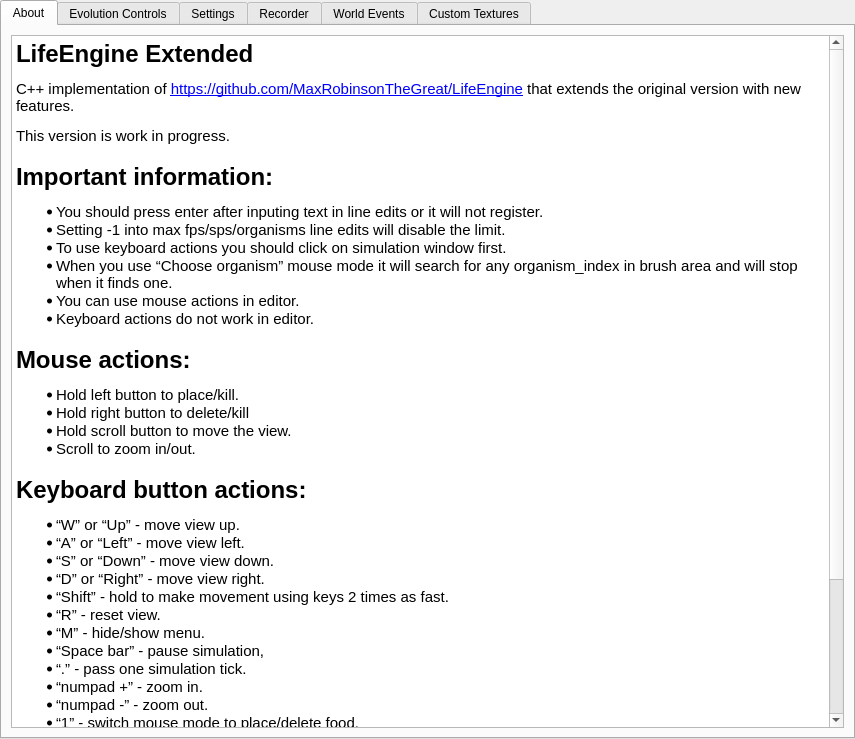
This is Source/UiFiles/info.ui in SuperSpaceEye/LifeEngineExtended as Qt 5 draws it before an edit. The edited form follows.
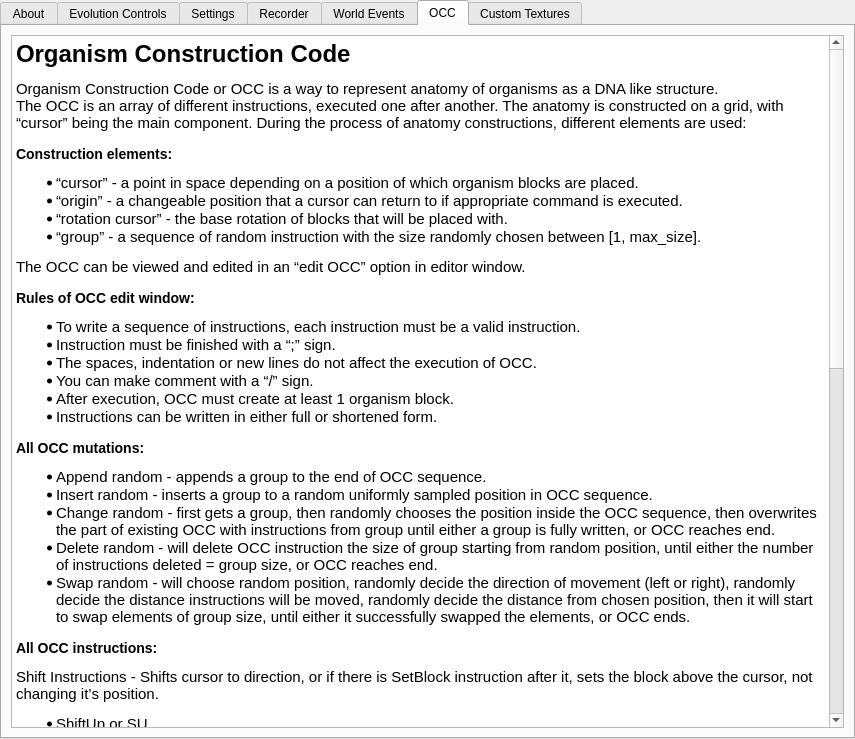
This is the edited form. The open tabs and pages were chosen to show the change.

```diff
--- a/Source/UiFiles/info.ui
+++ b/Source/UiFiles/info.ui
@@ -76,14 +76,18 @@
 &lt;li style=&quot; margin-top:0px; margin-bottom:0px; margin-left:0px; margin-right:0px; -qt-block-indent:0; text-indent:0px;&quot;&gt;“.” - pass one simulation tick.&lt;/li&gt;
 &lt;li style=&quot; margin-top:0px; margin-bottom:0px; margin-left:0px; margin-right:0px; -qt-block-indent:0; text-indent:0px;&quot;&gt;“numpad +” - zoom in.&lt;/li&gt;
 &lt;li style=&quot; margin-top:0px; margin-bottom:0px; margin-left:0px; margin-right:0px; -qt-block-indent:0; text-indent:0px;&quot;&gt;“numpad -” - zoom out.&lt;/li&gt;
+&lt;li style=&quot; margin-top:0px; margin-bottom:0px; margin-left:0px; margin-right:0px; -qt-block-indent:0; text-indent:0px;&quot;&gt;“0” - switch mouse mode to no action.&lt;/li&gt;
 &lt;li style=&quot; margin-top:0px; margin-bottom:0px; margin-left:0px; margin-right:0px; -qt-block-indent:0; text-indent:0px;&quot;&gt;“1” - switch mouse mode to place/delete food.&lt;/li&gt;
 &lt;li style=&quot; margin-top:0px; margin-bottom:0px; margin-left:0px; margin-right:0px; -qt-block-indent:0; text-indent:0px;&quot;&gt;“2” - switch mouse mode to kill organisms.&lt;/li&gt;
 &lt;li style=&quot; margin-top:0px; margin-bottom:0px; margin-left:0px; margin-right:0px; -qt-block-indent:0; text-indent:0px;&quot;&gt;“3” - switch mouse mode to place/delete walls.&lt;/li&gt;
 &lt;li style=&quot; margin-top:0px; margin-bottom:0px; margin-left:0px; margin-right:0px; -qt-block-indent:0; text-indent:0px;&quot;&gt;“4” - switch mouse mode to place editor organisms.&lt;/li&gt;
-&lt;li style=&quot; margin-top:0px; margin-bottom:12px; margin-left:0px; margin-right:0px; -qt-block-indent:0; text-indent:0px;&quot;&gt;“5” - switch mouse mode to choose organisms from simulation.&lt;/li&gt;&lt;/ul&gt;
+&lt;li style=&quot; margin-top:0px; margin-bottom:12px; margin-left:0px; margin-right:0px; -qt-block-indent:0; text-indent:0px;&quot;&gt;“5” - switch mouse mode to choose organisms from simulation.&lt;/li&gt;
+&lt;li style=&quot; margin-top:0px; margin-bottom:12px; margin-left:0px; margin-right:0px; -qt-block-indent:0; text-indent:0px;&quot;&gt;“f11” - enable/disable fullscreen.&lt;/li&gt;&lt;/ul&gt;
 &lt;h1 style=&quot; margin-top:18px; margin-bottom:12px; margin-left:0px; margin-right:0px; -qt-block-indent:0; text-indent:0px;&quot;&gt;&lt;a name=&quot;Known_bugs_37&quot;&gt;&lt;/a&gt;&lt;span style=&quot; font-size:xx-large; font-weight:600;&quot;&gt;K&lt;/span&gt;&lt;span style=&quot; font-size:xx-large; font-weight:600;&quot;&gt;nown bugs:&lt;/span&gt;&lt;/h1&gt;
 &lt;ul style=&quot;margin-top: 0px; margin-bottom: 0px; margin-left: 0px; margin-right: 0px; -qt-list-indent: 1;&quot;&gt;&lt;li style=&quot; margin-top:12px; margin-bottom:0px; margin-left:0px; margin-right:0px; -qt-block-indent:0; text-indent:0px;&quot;&gt;Saving and loading will not work correctly unless your path contains only english letters.&lt;/li&gt;
-&lt;li style=&quot; margin-top:0px; margin-bottom:12px; margin-left:0px; margin-right:0px; -qt-block-indent:0; text-indent:0px;&quot;&gt;Mouse movement tracking is imprecise.&lt;/li&gt;&lt;/ul&gt;&lt;/body&gt;&lt;/html&gt;</string>
+&lt;li style=&quot; margin-top:0px; margin-bottom:12px; margin-left:0px; margin-right:0px; -qt-block-indent:0; text-indent:0px;&quot;&gt;Renderer imprecisely calculates textures for small num of pixels per block. So if you want to have nice, correct images/videos when using recorder, set &amp;quot;Number of pixels per world block&amp;quot; &amp;gt; 10.&lt;/li&gt;&lt;/ul&gt;
+&lt;ul style=&quot;margin-top: 0px; margin-bottom: 0px; margin-left: 0px; margin-right: 0px; -qt-list-indent: 1;&quot;&gt;&lt;li style=&quot; margin-top:12px; margin-bottom:0px; margin-left:0px; margin-right:0px; -qt-block-indent:0; text-indent:0px;&quot;&gt;Saving and loading will not work correctly unless your path contains only english letters.&lt;/li&gt;
+&lt;li style=&quot; margin-top:0px; margin-bottom:12px; margin-left:0px; margin-right:0px; -qt-block-indent:0; text-indent:0px;&quot;&gt;The program will crash sometimes.&lt;/li&gt;&lt;/ul&gt;&lt;/body&gt;&lt;/html&gt;</string>
          </property>
         </widget>
        </item>
@@ -241,6 +245,83 @@
        </item>
       </layout>
      </widget>
+     <widget class="QWidget" name="tab">
+      <attribute name="title">
+       <string>OCC</string>
+      </attribute>
+      <layout class="QVBoxLayout" name="verticalLayout_7">
+       <item>
+        <widget class="QTextEdit" name="textEdit_7">
+         <property name="readOnly">
+          <bool>true</bool>
+         </property>
+         <property name="html">
+          <string>&lt;!DOCTYPE HTML PUBLIC &quot;-//W3C//DTD HTML 4.0//EN&quot; &quot;http://www.w3.org/TR/REC-html40/strict.dtd&quot;&gt;
+&lt;html&gt;&lt;head&gt;&lt;meta name=&quot;qrichtext&quot; content=&quot;1&quot; /&gt;&lt;style type=&quot;text/css&quot;&gt;
+p, li { white-space: pre-wrap; }
+&lt;/style&gt;&lt;/head&gt;&lt;body style=&quot; font-family:'Ubuntu'; font-size:11pt; font-weight:400; font-style:normal;&quot;&gt;
+&lt;h1 style=&quot; margin-top:18px; margin-bottom:12px; margin-left:0px; margin-right:0px; -qt-block-indent:0; text-indent:0px;&quot;&gt;&lt;a name=&quot;Organism_Construction_Code_0&quot;&gt;&lt;/a&gt;&lt;span style=&quot; font-size:xx-large; font-weight:600;&quot;&gt;O&lt;/span&gt;&lt;span style=&quot; font-size:xx-large; font-weight:600;&quot;&gt;rganism Construction Code&lt;/span&gt;&lt;/h1&gt;
+&lt;p style=&quot; margin-top:12px; margin-bottom:12px; margin-left:0px; margin-right:0px; -qt-block-indent:0; text-indent:0px;&quot;&gt;Organism Construction Code or OCC is a way to represent anatomy of organisms as a DNA like structure.&lt;br /&gt;The OCC is an array of different instructions, executed one after another. The anatomy is constructed on a grid, with “cursor” being the main component. During the process of anatomy constructions, different elements are used:&lt;/p&gt;
+&lt;h3 style=&quot; margin-top:14px; margin-bottom:12px; margin-left:0px; margin-right:0px; -qt-block-indent:0; text-indent:0px;&quot;&gt;&lt;a name=&quot;Construction_elements_3&quot;&gt;&lt;/a&gt;&lt;span style=&quot; font-size:large; font-weight:600;&quot;&gt;C&lt;/span&gt;&lt;span style=&quot; font-size:large; font-weight:600;&quot;&gt;onstruction elements:&lt;/span&gt;&lt;/h3&gt;
+&lt;ul style=&quot;margin-top: 0px; margin-bottom: 0px; margin-left: 0px; margin-right: 0px; -qt-list-indent: 1;&quot;&gt;&lt;li style=&quot; margin-top:12px; margin-bottom:0px; margin-left:0px; margin-right:0px; -qt-block-indent:0; text-indent:0px;&quot;&gt;“cursor” - a point in space depending on a position of which organism blocks are placed.&lt;/li&gt;
+&lt;li style=&quot; margin-top:0px; margin-bottom:0px; margin-left:0px; margin-right:0px; -qt-block-indent:0; text-indent:0px;&quot;&gt;“origin” - a changeable position that a cursor can return to if appropriate command is executed.&lt;/li&gt;
+&lt;li style=&quot; margin-top:0px; margin-bottom:0px; margin-left:0px; margin-right:0px; -qt-block-indent:0; text-indent:0px;&quot;&gt;“rotation cursor” - the base rotation of blocks that will be placed with.&lt;/li&gt;
+&lt;li style=&quot; margin-top:0px; margin-bottom:12px; margin-left:0px; margin-right:0px; -qt-block-indent:0; text-indent:0px;&quot;&gt;“group” - a sequence of random instruction with the size randomly chosen between [1, max_size].&lt;/li&gt;&lt;/ul&gt;
+&lt;p style=&quot; margin-top:12px; margin-bottom:12px; margin-left:0px; margin-right:0px; -qt-block-indent:0; text-indent:0px;&quot;&gt;The OCC can be viewed and edited in an “edit OCC” option in editor window.&lt;/p&gt;
+&lt;h3 style=&quot; margin-top:14px; margin-bottom:12px; margin-left:0px; margin-right:0px; -qt-block-indent:0; text-indent:0px;&quot;&gt;&lt;a name=&quot;Rules_of_OCC_edit_window_10&quot;&gt;&lt;/a&gt;&lt;span style=&quot; font-size:large; font-weight:600;&quot;&gt;R&lt;/span&gt;&lt;span style=&quot; font-size:large; font-weight:600;&quot;&gt;ules of OCC edit window:&lt;/span&gt;&lt;/h3&gt;
+&lt;ul style=&quot;margin-top: 0px; margin-bottom: 0px; margin-left: 0px; margin-right: 0px; -qt-list-indent: 1;&quot;&gt;&lt;li style=&quot; margin-top:12px; margin-bottom:0px; margin-left:0px; margin-right:0px; -qt-block-indent:0; text-indent:0px;&quot;&gt;To write a sequence of instructions, each instruction must be a valid instruction.&lt;/li&gt;
+&lt;li style=&quot; margin-top:0px; margin-bottom:0px; margin-left:0px; margin-right:0px; -qt-block-indent:0; text-indent:0px;&quot;&gt;Instruction must be finished with a “;” sign.&lt;/li&gt;
+&lt;li style=&quot; margin-top:0px; margin-bottom:0px; margin-left:0px; margin-right:0px; -qt-block-indent:0; text-indent:0px;&quot;&gt;The spaces, indentation or new lines do not affect the execution of OCC.&lt;/li&gt;
+&lt;li style=&quot; margin-top:0px; margin-bottom:0px; margin-left:0px; margin-right:0px; -qt-block-indent:0; text-indent:0px;&quot;&gt;You can make comment with a “/” sign.&lt;/li&gt;
+&lt;li style=&quot; margin-top:0px; margin-bottom:0px; margin-left:0px; margin-right:0px; -qt-block-indent:0; text-indent:0px;&quot;&gt;After execution, OCC must create at least 1 organism block.&lt;/li&gt;
+&lt;li style=&quot; margin-top:0px; margin-bottom:12px; margin-left:0px; margin-right:0px; -qt-block-indent:0; text-indent:0px;&quot;&gt;Instructions can be written in either full or shortened form.&lt;/li&gt;&lt;/ul&gt;
+&lt;h3 style=&quot; margin-top:14px; margin-bottom:12px; margin-left:0px; margin-right:0px; -qt-block-indent:0; text-indent:0px;&quot;&gt;&lt;a name=&quot;All_OCC_mutations_18&quot;&gt;&lt;/a&gt;&lt;span style=&quot; font-size:large; font-weight:600;&quot;&gt;A&lt;/span&gt;&lt;span style=&quot; font-size:large; font-weight:600;&quot;&gt;ll OCC mutations:&lt;/span&gt;&lt;/h3&gt;
+&lt;ul style=&quot;margin-top: 0px; margin-bottom: 0px; margin-left: 0px; margin-right: 0px; -qt-list-indent: 1;&quot;&gt;&lt;li style=&quot; margin-top:12px; margin-bottom:0px; margin-left:0px; margin-right:0px; -qt-block-indent:0; text-indent:0px;&quot;&gt;Append random - appends a group to the end of OCC sequence.&lt;/li&gt;
+&lt;li style=&quot; margin-top:0px; margin-bottom:0px; margin-left:0px; margin-right:0px; -qt-block-indent:0; text-indent:0px;&quot;&gt;Insert random - inserts a group to a random uniformly sampled position in OCC sequence.&lt;/li&gt;
+&lt;li style=&quot; margin-top:0px; margin-bottom:0px; margin-left:0px; margin-right:0px; -qt-block-indent:0; text-indent:0px;&quot;&gt;Change random - first gets a group, then randomly chooses the position inside the OCC sequence, then overwrites the part of existing OCC with instructions from group until either a group is fully written, or OCC reaches end.&lt;/li&gt;
+&lt;li style=&quot; margin-top:0px; margin-bottom:0px; margin-left:0px; margin-right:0px; -qt-block-indent:0; text-indent:0px;&quot;&gt;Delete random - will delete OCC instruction the size of group starting from random position, until either the number of instructions deleted = group size, or OCC reaches end.&lt;/li&gt;
+&lt;li style=&quot; margin-top:0px; margin-bottom:12px; margin-left:0px; margin-right:0px; -qt-block-indent:0; text-indent:0px;&quot;&gt;Swap random - will choose random position, randomly decide the direction of movement (left or right), randomly decide the distance instructions will be moved, randomly decide the distance from chosen position, then it will start to swap elements of group size, until either it successfully swapped the elements, or OCC ends.&lt;/li&gt;&lt;/ul&gt;
+&lt;h3 style=&quot; margin-top:14px; margin-bottom:12px; margin-left:0px; margin-right:0px; -qt-block-indent:0; text-indent:0px;&quot;&gt;&lt;a name=&quot;All_OCC_instructions_25&quot;&gt;&lt;/a&gt;&lt;span style=&quot; font-size:large; font-weight:600;&quot;&gt;A&lt;/span&gt;&lt;span style=&quot; font-size:large; font-weight:600;&quot;&gt;ll OCC instructions:&lt;/span&gt;&lt;/h3&gt;
+&lt;p style=&quot; margin-top:12px; margin-bottom:12px; margin-left:0px; margin-right:0px; -qt-block-indent:0; text-indent:0px;&quot;&gt;Shift Instructions - Shifts cursor to direction, or if there is SetBlock instruction after it, sets the block above the cursor, not changing it’s position.&lt;/p&gt;
+&lt;ul style=&quot;margin-top: 0px; margin-bottom: 0px; margin-left: 0px; margin-right: 0px; -qt-list-indent: 1;&quot;&gt;&lt;li style=&quot; margin-top:12px; margin-bottom:0px; margin-left:0px; margin-right:0px; -qt-block-indent:0; text-indent:0px;&quot;&gt;ShiftUp or SU&lt;/li&gt;
+&lt;li style=&quot; margin-top:0px; margin-bottom:0px; margin-left:0px; margin-right:0px; -qt-block-indent:0; text-indent:0px;&quot;&gt;ShiftUpLeft or SUL&lt;/li&gt;
+&lt;li style=&quot; margin-top:0px; margin-bottom:0px; margin-left:0px; margin-right:0px; -qt-block-indent:0; text-indent:0px;&quot;&gt;ShiftLeft or SL&lt;/li&gt;
+&lt;li style=&quot; margin-top:0px; margin-bottom:0px; margin-left:0px; margin-right:0px; -qt-block-indent:0; text-indent:0px;&quot;&gt;ShiftLeftDown or SLD&lt;/li&gt;
+&lt;li style=&quot; margin-top:0px; margin-bottom:0px; margin-left:0px; margin-right:0px; -qt-block-indent:0; text-indent:0px;&quot;&gt;ShiftDown or SD&lt;/li&gt;
+&lt;li style=&quot; margin-top:0px; margin-bottom:0px; margin-left:0px; margin-right:0px; -qt-block-indent:0; text-indent:0px;&quot;&gt;ShiftDownRight or SDR&lt;/li&gt;
+&lt;li style=&quot; margin-top:0px; margin-bottom:0px; margin-left:0px; margin-right:0px; -qt-block-indent:0; text-indent:0px;&quot;&gt;ShiftRight or SR&lt;/li&gt;
+&lt;li style=&quot; margin-top:0px; margin-bottom:12px; margin-left:0px; margin-right:0px; -qt-block-indent:0; text-indent:0px;&quot;&gt;ShiftRightUp or SRU&lt;/li&gt;&lt;/ul&gt;
+&lt;p style=&quot; margin-top:12px; margin-bottom:12px; margin-left:0px; margin-right:0px; -qt-block-indent:0; text-indent:0px;&quot;&gt;Apply rotation instructions - Sets the rotation of rotation cursor to the new rotation.&lt;/p&gt;
+&lt;ul style=&quot;margin-top: 0px; margin-bottom: 0px; margin-left: 0px; margin-right: 0px; -qt-list-indent: 1;&quot;&gt;&lt;li style=&quot; margin-top:12px; margin-bottom:0px; margin-left:0px; margin-right:0px; -qt-block-indent:0; text-indent:0px;&quot;&gt;ApplyRotationUp or ARU&lt;/li&gt;
+&lt;li style=&quot; margin-top:0px; margin-bottom:0px; margin-left:0px; margin-right:0px; -qt-block-indent:0; text-indent:0px;&quot;&gt;ApplyRotationLeft or ARL&lt;/li&gt;
+&lt;li style=&quot; margin-top:0px; margin-bottom:0px; margin-left:0px; margin-right:0px; -qt-block-indent:0; text-indent:0px;&quot;&gt;ApplyRotationDown or ARD&lt;/li&gt;
+&lt;li style=&quot; margin-top:0px; margin-bottom:12px; margin-left:0px; margin-right:0px; -qt-block-indent:0; text-indent:0px;&quot;&gt;ApplyRotationRight or ARR&lt;/li&gt;&lt;/ul&gt;
+&lt;p style=&quot; margin-top:12px; margin-bottom:12px; margin-left:0px; margin-right:0px; -qt-block-indent:0; text-indent:0px;&quot;&gt;Set rotation instructions - Sets the rotation of a block directly underneath the cursor to the new rotation. Will work only if there is already a block underneath the cursor.&lt;/p&gt;
+&lt;ul style=&quot;margin-top: 0px; margin-bottom: 0px; margin-left: 0px; margin-right: 0px; -qt-list-indent: 1;&quot;&gt;&lt;li style=&quot; margin-top:12px; margin-bottom:0px; margin-left:0px; margin-right:0px; -qt-block-indent:0; text-indent:0px;&quot;&gt;SetRotationUp or SRTU&lt;/li&gt;
+&lt;li style=&quot; margin-top:0px; margin-bottom:0px; margin-left:0px; margin-right:0px; -qt-block-indent:0; text-indent:0px;&quot;&gt;SetRotationLeft or SRL&lt;/li&gt;
+&lt;li style=&quot; margin-top:0px; margin-bottom:0px; margin-left:0px; margin-right:0px; -qt-block-indent:0; text-indent:0px;&quot;&gt;SetRotationDown or SRD&lt;/li&gt;
+&lt;li style=&quot; margin-top:0px; margin-bottom:12px; margin-left:0px; margin-right:0px; -qt-block-indent:0; text-indent:0px;&quot;&gt;SetRotationRight or SRR&lt;/li&gt;&lt;/ul&gt;
+&lt;ul style=&quot;margin-top: 0px; margin-bottom: 0px; margin-left: 0px; margin-right: 0px; -qt-list-indent: 1;&quot;&gt;&lt;li style=&quot; margin-top:12px; margin-bottom:0px; margin-left:0px; margin-right:0px; -qt-block-indent:0; text-indent:0px;&quot;&gt;ResetToOrigin or RTO -  Resets the position of a cursor to the position of origin.&lt;/li&gt;
+&lt;li style=&quot; margin-top:0px; margin-bottom:12px; margin-left:0px; margin-right:0px; -qt-block-indent:0; text-indent:0px;&quot;&gt;SetOrigin or SO -  Sets the position of an origin to the position of a cursor.&lt;/li&gt;&lt;/ul&gt;
+&lt;p style=&quot; margin-top:12px; margin-bottom:12px; margin-left:0px; margin-right:0px; -qt-block-indent:0; text-indent:0px;&quot;&gt;Set block instructions - -  Sets the block on a grid to type.&lt;/p&gt;
+&lt;ul style=&quot;margin-top: 0px; margin-bottom: 0px; margin-left: 0px; margin-right: 0px; -qt-list-indent: 1;&quot;&gt;&lt;li style=&quot; margin-top:12px; margin-bottom:0px; margin-left:0px; margin-right:0px; -qt-block-indent:0; text-indent:0px;&quot;&gt;SetBlockMouth or SBM&lt;/li&gt;
+&lt;li style=&quot; margin-top:0px; margin-bottom:0px; margin-left:0px; margin-right:0px; -qt-block-indent:0; text-indent:0px;&quot;&gt;SetBlockProducer or SBP&lt;/li&gt;
+&lt;li style=&quot; margin-top:0px; margin-bottom:0px; margin-left:0px; margin-right:0px; -qt-block-indent:0; text-indent:0px;&quot;&gt;SetBlockMover or SBMV&lt;/li&gt;
+&lt;li style=&quot; margin-top:0px; margin-bottom:0px; margin-left:0px; margin-right:0px; -qt-block-indent:0; text-indent:0px;&quot;&gt;SetBlockKiller or SBK&lt;/li&gt;
+&lt;li style=&quot; margin-top:0px; margin-bottom:0px; margin-left:0px; margin-right:0px; -qt-block-indent:0; text-indent:0px;&quot;&gt;SetBlockArmor or SBA&lt;/li&gt;
+&lt;li style=&quot; margin-top:0px; margin-bottom:12px; margin-left:0px; margin-right:0px; -qt-block-indent:0; text-indent:0px;&quot;&gt;SetBlockEye or SBE&lt;/li&gt;&lt;/ul&gt;
+&lt;p style=&quot; margin-top:12px; margin-bottom:12px; margin-left:0px; margin-right:0px; -qt-block-indent:0; text-indent:0px;&quot;&gt;Set under block instructions -  Sets the block on a grid to mouth directly underneath of the cursor. Is not affected by shift instructions&lt;/p&gt;
+&lt;ul style=&quot;margin-top: 0px; margin-bottom: 0px; margin-left: 0px; margin-right: 0px; -qt-list-indent: 1;&quot;&gt;&lt;li style=&quot; margin-top:12px; margin-bottom:0px; margin-left:0px; margin-right:0px; -qt-block-indent:0; text-indent:0px;&quot;&gt;SetUnderBlockMouth or SUBM&lt;/li&gt;
+&lt;li style=&quot; margin-top:0px; margin-bottom:0px; margin-left:0px; margin-right:0px; -qt-block-indent:0; text-indent:0px;&quot;&gt;SetUnderBlockProducer or SUBP&lt;/li&gt;
+&lt;li style=&quot; margin-top:0px; margin-bottom:0px; margin-left:0px; margin-right:0px; -qt-block-indent:0; text-indent:0px;&quot;&gt;SetUnderBlockMover or SUBMV&lt;/li&gt;
+&lt;li style=&quot; margin-top:0px; margin-bottom:0px; margin-left:0px; margin-right:0px; -qt-block-indent:0; text-indent:0px;&quot;&gt;SetUnderBlockKiller or SURK&lt;/li&gt;
+&lt;li style=&quot; margin-top:0px; margin-bottom:0px; margin-left:0px; margin-right:0px; -qt-block-indent:0; text-indent:0px;&quot;&gt;SetUnderBlockArmor or SUBA&lt;/li&gt;
+&lt;li style=&quot; margin-top:0px; margin-bottom:12px; margin-left:0px; margin-right:0px; -qt-block-indent:0; text-indent:0px;&quot;&gt;SetUnderBlockEye or SUBE&lt;/li&gt;&lt;/ul&gt;&lt;/body&gt;&lt;/html&gt;</string>
+         </property>
+        </widget>
+       </item>
+      </layout>
+     </widget>
      <widget class="QWidget" name="custom_textures_tab">
       <attribute name="title">
        <string>Custom Textures</string>
```
Left out of the diff: 6 changed lines with no effect on the pictures.
